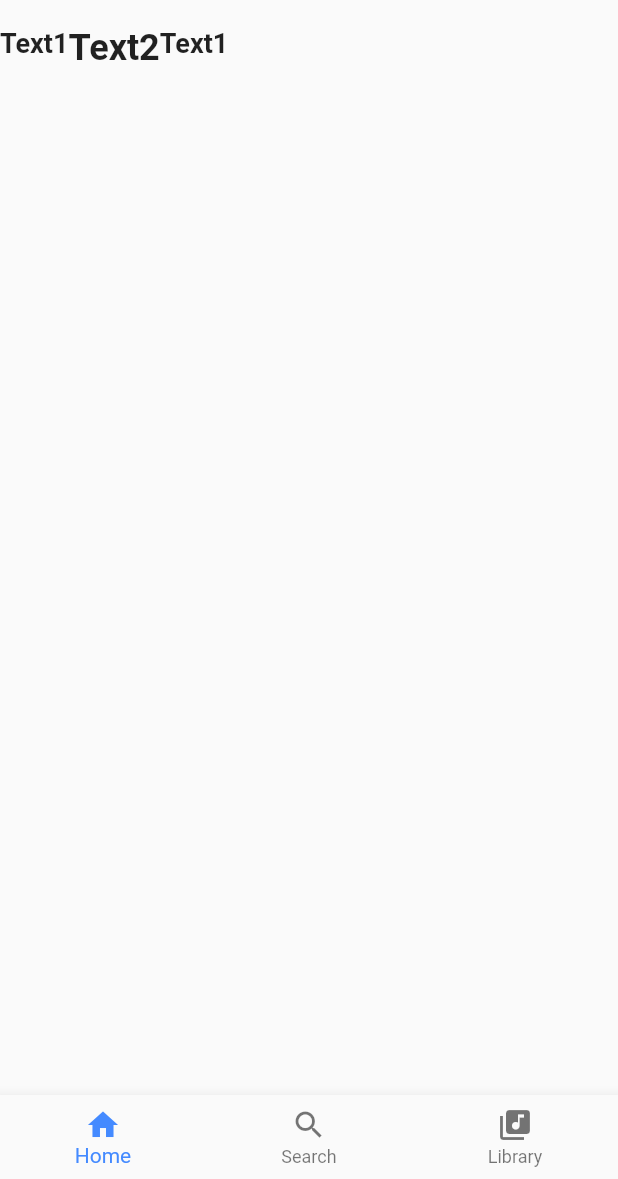
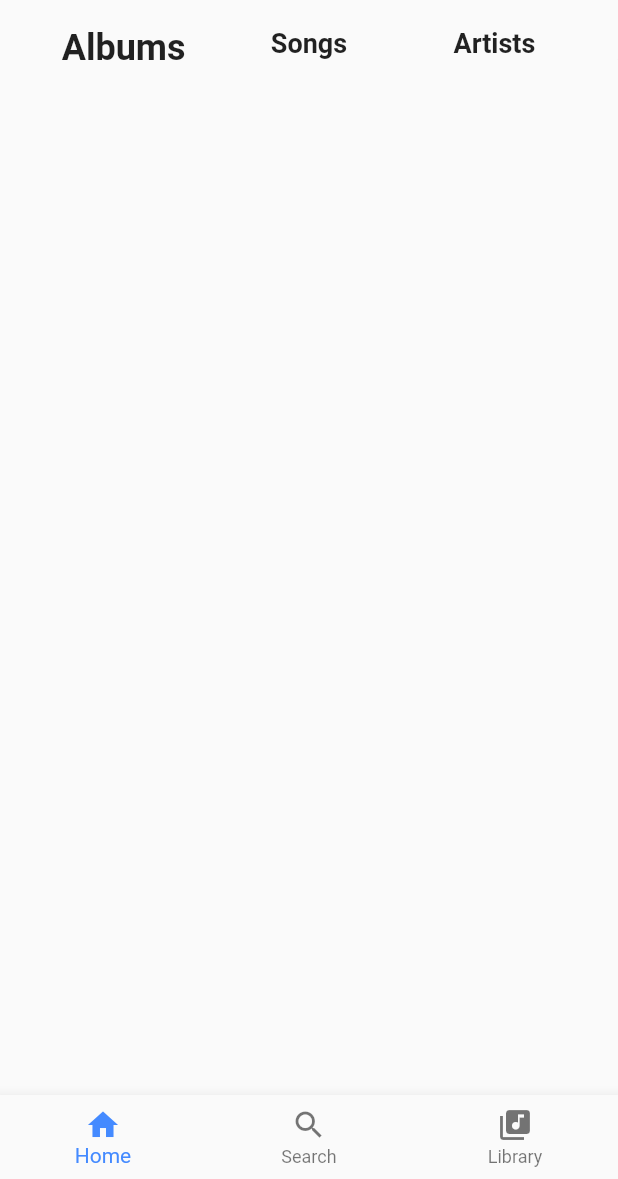
Before and after one commit to yeraytm/Euterpe-FoH, a Flutter app: the screen it shows after launch, on a phone screen of 412 x 824 dp, the part 57-1236 px from its top. Run offline on Flutter 3.47's test engine with Material 2 defaults, Android fonts, the phone set to English and light mode, and no system bars; drawn by our look-alikes of carousel_slider.

Commit message:
Top carousel added on home screen

```diff
--- a/lib/screens/app/home.dart
+++ b/lib/screens/app/home.dart
@@ -1,3 +1,4 @@
+import 'package:carousel_slider/carousel_slider.dart';
 import 'package:flutter/material.dart';
 import 'package:flutters_of_hamelin/assets.dart';
 import 'package:flutters_of_hamelin/colors.dart';
@@ -24,7 +25,7 @@ class Home extends StatelessWidget {
             SliverFillRemaining(
               child: Column(
                 children: [
-                  const MainList(),
+                  MainList(),
                 ],
               ),
             )
@@ -33,28 +34,70 @@ class Home extends StatelessWidget {
   }
 }
 
-class MainList extends StatelessWidget {
-  const MainList({Key? key}) : super(key: key);
+class MainList extends StatefulWidget {
+  MainList({Key? key}) : super(key: key);
 
+  @override
+  State<MainList> createState() => _MainListState();
+}
+
+class _MainListState extends State<MainList> {
+  final CarouselController _carouselController = CarouselController();
+  int _currentIndex = 0;
   @override
   Widget build(BuildContext context) {
     return Container(
       width: MediaQuery.of(context).size.width,
       height: 100,
-      child: ListView(
-        scrollDirection: Axis.horizontal,
-        children: const[
-          Text(
-            "Text1",
-            style: TextStyle(fontSize: 18, fontWeight: FontWeight.w600),
+      child: CarouselSlider(
+        options: CarouselOptions(
+            initialPage: 1,
+            onPageChanged: (index, reason) {
+              setState(() {
+                _currentIndex = index;
+              });
+            },
+            height: 100,
+            scrollDirection: Axis.horizontal,
+            viewportFraction: 0.3,
+            scrollPhysics: NeverScrollableScrollPhysics()),
+        carouselController: _carouselController,
+        items: [
+          GestureDetector(
+            onTap: () {
+              _carouselController.jumpToPage(0);
+            },
+            child: Text(
+              "Albums",
+              style: TextStyle(
+                  fontSize: _currentIndex == 0 ? 24 : 18,
+                  fontWeight:
+                      _currentIndex == 0 ? FontWeight.w700 : FontWeight.w600),
+            ),
           ),
-          Text(
-            "Text2",
-            style: TextStyle(fontSize: 24, fontWeight: FontWeight.w700),
+          GestureDetector(
+            onTap: () {
+              _carouselController.jumpToPage(1);
+            },
+            child: Text(
+              "Songs",
+              style: TextStyle(
+                  fontSize: _currentIndex == 1 ? 24 : 18,
+                  fontWeight:
+                      _currentIndex == 1 ? FontWeight.w700 : FontWeight.w600),
+            ),
           ),
-          Text(
-            "Text1",
-            style: TextStyle(fontSize: 18, fontWeight: FontWeight.w600),
+          GestureDetector(
+            onTap: () {
+              _carouselController.jumpToPage(2);
+            },
+            child: Text(
+              "Artists",
+              style: TextStyle(
+                  fontSize: _currentIndex == 2 ? 24 : 18,
+                  fontWeight:
+                      _currentIndex == 2 ? FontWeight.w700 : FontWeight.w600),
+            ),
           ),
         ],
       ),
--- a/pubspec.yaml
+++ b/pubspec.yaml
@@ -34,6 +34,7 @@ dependencies:
   # The following adds the Cupertino Icons font to your application.
   # Use with the CupertinoIcons class for iOS style icons.
   cupertino_icons: ^1.0.2
+  carousel_slider: ^4.0.0
 
 dev_dependencies:
   flutter_test:
```
Also changed, not shown: pubspec.lock.
